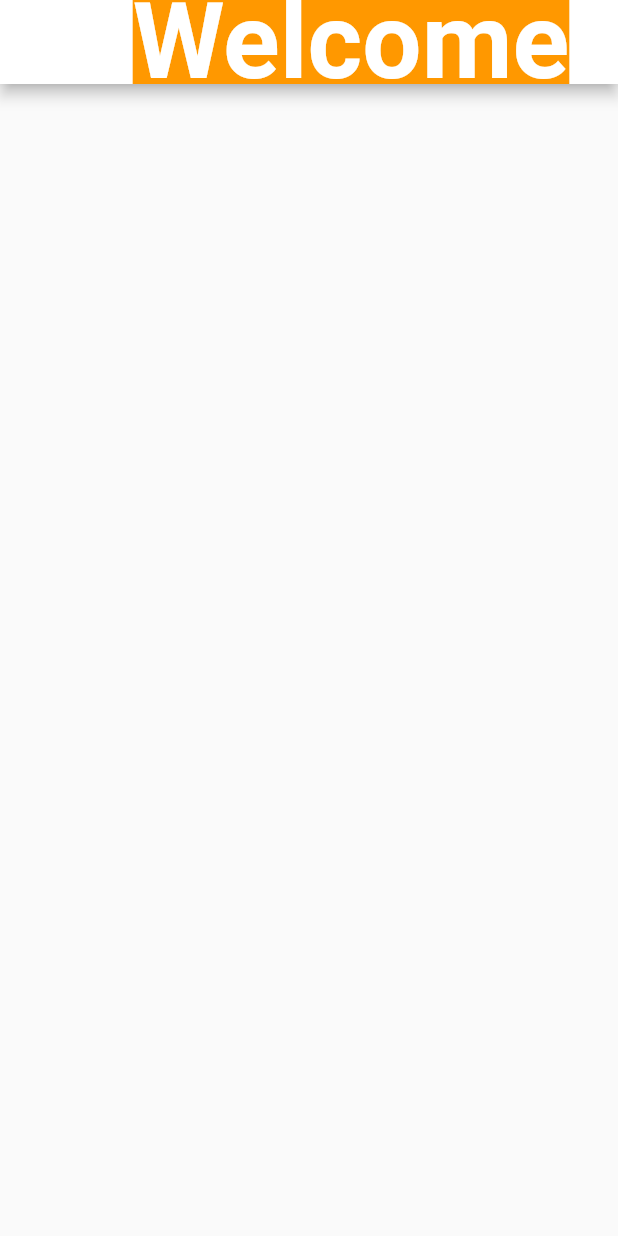
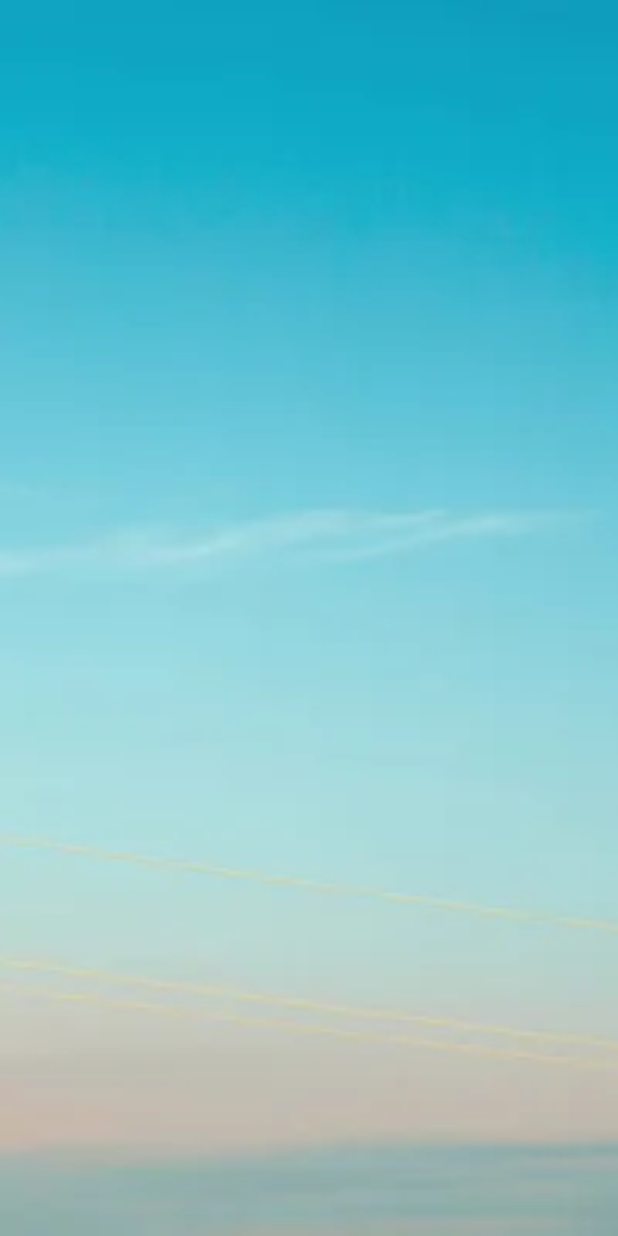
Before and after one commit to suyoscar11/BugCV-Trial, a Flutter app: the screen it shows after launch, after a tap on "Login", on a phone screen of 412 x 824 dp. Run offline on Flutter 3.47's test engine with Material 2 defaults, Android fonts, the phone set to English and light mode, and no system bars.

Commit message:
minor fixes

```diff
--- a/lib/Homepage.dart
+++ b/lib/Homepage.dart
@@ -6,17 +6,11 @@ class Homepage extends StatelessWidget {
   @override
   Widget build(BuildContext context) {
     return Scaffold(
-      appBar: AppBar(
-          backgroundColor: Colors.white,
-          title: const Center(
-            child: Text('Welcome',
-                style: TextStyle(
-                    backgroundColor: Colors.orange,
-                    fontSize: 70,
-                    fontWeight: FontWeight.bold)),
-          )),
-      body: Column(
-        children: const [SizedBox()],
+      body: Container(
+        decoration: const BoxDecoration(
+          image: DecorationImage(
+              image: AssetImage('asset/images/Moon.jpg'), fit: BoxFit.cover),
+        ),
       ),
     );
   }
--- a/lib/SignUp.dart
+++ b/lib/SignUp.dart
@@ -1,3 +1,5 @@
+// ignore_for_file: unnecessary_string_escapes
+
 import 'package:flutter/material.dart';
 
 class SignUp extends StatelessWidget {
@@ -11,6 +13,12 @@ class SignUp extends StatelessWidget {
                 child: Text('Welcome. Lets get you Started',
                     style:
                         TextStyle(fontSize: 30, fontWeight: FontWeight.bold))),
-            backgroundColor: Colors.cyan));
+            backgroundColor: Colors.cyan),
+        body: Container(
+          decoration: const BoxDecoration(
+            image: DecorationImage(
+                image: AssetImage('asset/images/Moon.jpg'), fit: BoxFit.cover),
+          ),
+        ));
   }
 }
--- a/lib/main.dart
+++ b/lib/main.dart
@@ -27,23 +27,17 @@ class _LoginDemoState extends State<LoginDemo> {
   @override
   Widget build(BuildContext context) {
     return Scaffold(
-      backgroundColor: Colors.white,
-      appBar: AppBar(
-        backgroundColor: Color(19),
-        title: const Center(child: Text("Throctor")),
-      ),
       body: SingleChildScrollView(
         child: Column(
           children: <Widget>[
             Padding(
-              padding: const EdgeInsets.only(top: 60.0),
-              child: Center(
-                child: Container(
-                    width: 200,
-                    height: 150,
-                    child: Image.asset('asset/images/Logo.png')),
-              ),
-            ),
+                padding: const EdgeInsets.only(top: 60.0),
+                child: Center(
+                    child: Container(
+                  width: 200,
+                  height: 150,
+                  child: Image.asset('asset/images/Logo.png'),
+                ))),
             const Padding(
               padding: EdgeInsets.symmetric(horizontal: 15),
               child: TextField(
@@ -79,7 +73,8 @@ class _LoginDemoState extends State<LoginDemo> {
               height: 50,
               width: 250,
               decoration: BoxDecoration(
-                  color: Colors.black, borderRadius: BorderRadius.circular(20)),
+                  color: Colors.blueGrey,
+                  borderRadius: BorderRadius.circular(20)),
               child: TextButton(
                 onPressed: () {
                   Navigator.push(context,
--- a/pubspec.yaml
+++ b/pubspec.yaml
@@ -53,6 +53,7 @@ dev_dependencies:
 flutter:
   assets:
     - asset/images/Logo.png
+    - asset/images/Moon.jpg
   # The following line ensures that the Material Icons font is
   # included with your application, so that you can use the icons in
   # the material Icons class.
```
Also changed, not shown: asset/images/Moon.jpg (added).
